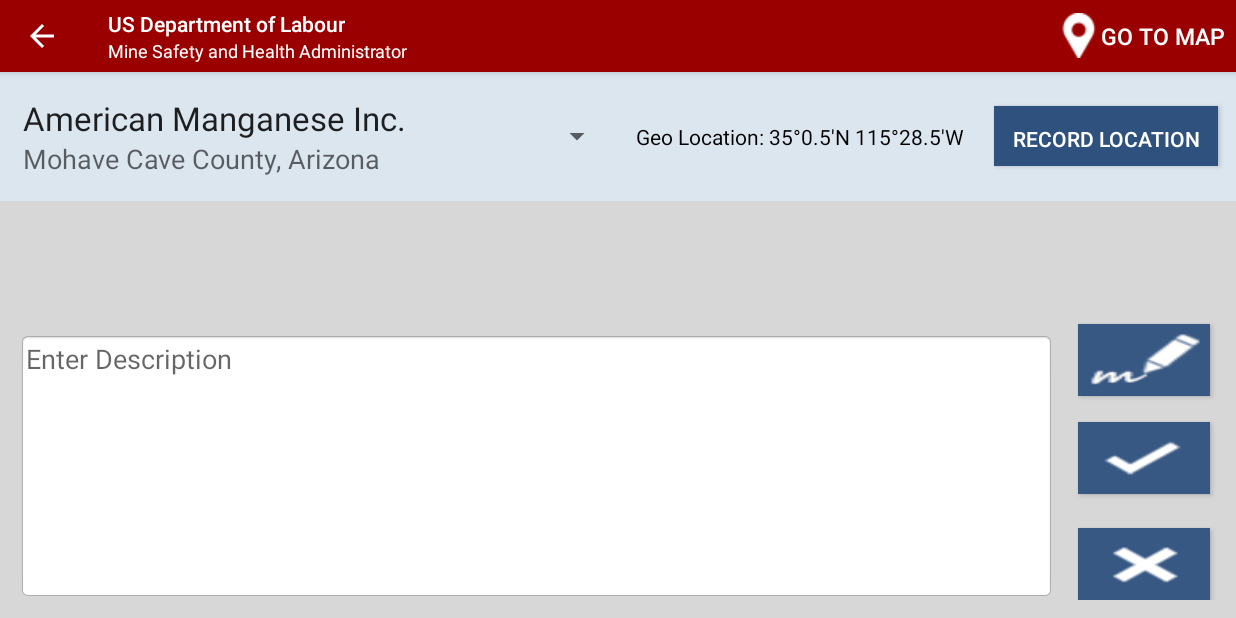
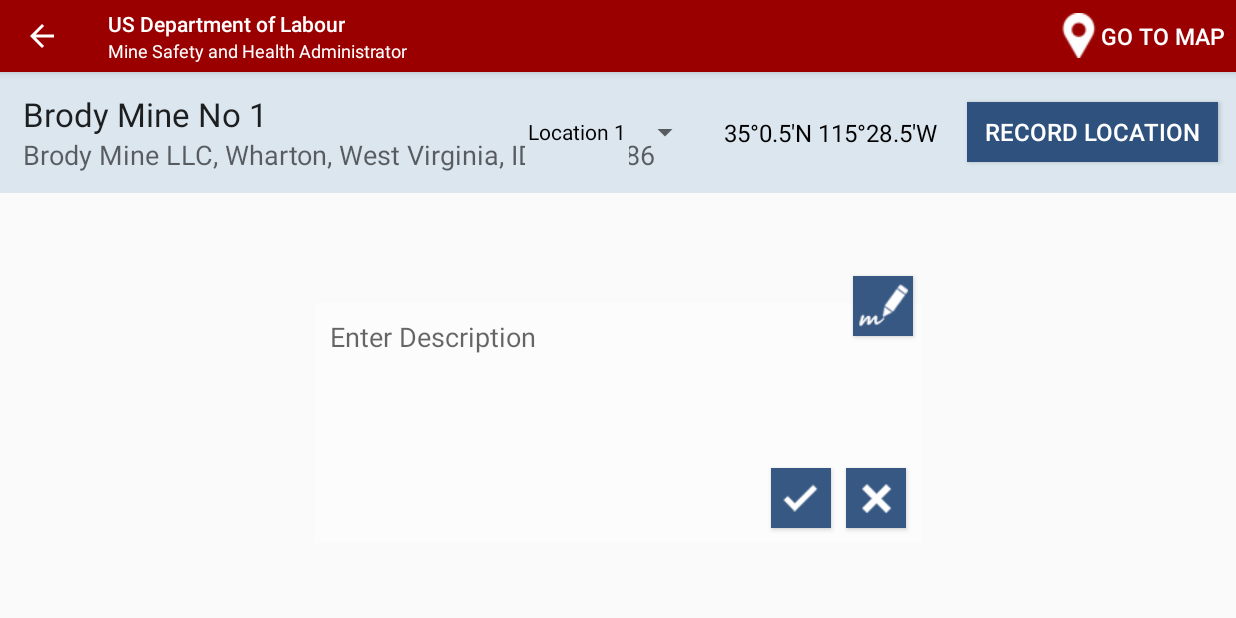
Before and after one commit to MacKakade/MineSafetyDemo, an Android app: the CapturePhotoActivity screen opened directly, with no data from a screen before it, on a phone screen of 824 x 412 dp (held sideways). Run offline under Robolectric (Android 15) with nearby library versions, the light colour scheme and no system bars; 2 statements that could not run were skipped.

Commit message:
UI refinement in take photo screen

```diff
--- a/app/src/main/java/com/dmi/minesafety/demo/CapturePhotoActivity.java
+++ b/app/src/main/java/com/dmi/minesafety/demo/CapturePhotoActivity.java
@@ -10,8 +10,10 @@
 import android.view.MenuInflater;
 import android.view.MenuItem;
 import android.view.View;
+import android.widget.ArrayAdapter;
 import android.widget.Button;
 import android.widget.ImageView;
+import android.widget.Spinner;
 import android.widget.Toast;
 
 import java.io.IOException;
@@ -29,6 +31,11 @@
         Uri uri = getIntent().getExtras().getParcelable("img_uri");
         ImageView photo = (ImageView) findViewById(R.id.imv_camera_capture);
         Bitmap bitmap = null;
+
+        String[] mLocationsTitles = getResources().getStringArray(R.array.spinner_data);
+        Spinner mLocationSpinner = (Spinner) findViewById(R.id.spinner_location);
+        mLocationSpinner.setAdapter(new ArrayAdapter<>(this,
+                R.layout.layout_spinner_item_drawer_black, mLocationsTitles));
 
         try {
             bitmap = MediaStore.Images.Media
--- a/app/src/main/res/layout/activity_capture_photo.xml
+++ b/app/src/main/res/layout/activity_capture_photo.xml
@@ -10,8 +10,8 @@
         android:layout_alignParentTop="true"
         android:background="#dce6ef"
         android:orientation="horizontal"
-            android:paddingBottom="6dp"
-            android:paddingTop="6dp">
+        android:paddingBottom="3dp"
+        android:paddingTop="3dp">
 
         <TextView
             android:id="@+id/title_org"
@@ -20,17 +20,17 @@
             android:layout_height="wrap_content"
             android:layout_marginLeft="15dp"
             android:layout_marginTop="10dp"
-                android:text="@string/name_mine_organisation"/>
+            android:text="@string/name_mine_organisation" />
 
         <TextView
             android:id="@+id/title_mine"
             style="?android:textAppearanceMedium"
             android:layout_width="wrap_content"
             android:layout_height="wrap_content"
-                android:layout_marginLeft="15dp"
             android:layout_below="@+id/title_org"
             android:layout_marginBottom="10dp"
-                android:text="@string/name_cave"/>
+            android:layout_marginLeft="15dp"
+            android:text="@string/name_cave" />
 
         <Spinner
             android:id="@+id/spinner_location"
@@ -38,24 +38,22 @@
             android:layout_height="wrap_content"
             android:layout_centerVertical="true"
             android:layout_marginRight="15dp"
-                android:layout_toLeftOf="@+id/txv_geo_location"
-                />
+            android:layout_toLeftOf="@+id/txv_geo_location" />
 
         <Button
             android:id="@+id/btn_record_location"
             android:layout_width="wrap_content"
             android:layout_height="40dp"
+            android:layout_alignParentRight="true"
             android:layout_centerVertical="true"
-                android:layout_alignParentRight="true"
+            android:layout_margin="12dp"
             android:layout_marginRight="15dp"
             android:background="@color/inspection_button_blue"
-                android:paddingLeft="15dp"
-                android:paddingRight="15dp"
-                android:padding="12dp"
-                android:layout_margin="12dp"
+            android:paddingLeft="12dp"
+            android:paddingRight="12dp"
             android:text="@string/button_record_location"
             android:textColor="@color/white"
-                android:textSize="14sp"/>
+            android:textSize="16sp" />
 
         <TextView
             android:id="@+id/txv_geo_location"
@@ -66,78 +64,63 @@
             android:layout_toLeftOf="@+id/btn_record_location"
             android:text="@string/text_geo_location"
             android:textColor="@android:color/black"
-                android:textSize="14sp"/>
+            android:textSize="16sp" />
     </RelativeLayout>
 
-    <FrameLayout
-            android:layout_width="wrap_content"
-            android:layout_height="wrap_content"
-            android:layout_alignParentBottom="true"
-            android:layout_below="@+id/rel_controls"
-            android:layout_centerHorizontal="true"
-            android:background="@color/container_capture_photo_bg"
-            android:padding="12dp">
 
     <ImageView
         android:id="@+id/imv_camera_capture"
-                android:scaleType="fitXY"
+        android:layout_width="match_parent"
+        android:layout_height="match_parent"
+        android:layout_below="@+id/rel_controls"
+        android:layout_marginBottom="40dp"
+        android:layout_marginLeft="200dp"
+        android:layout_marginRight="200dp"
+        android:layout_marginTop="40dp"
         android:adjustViewBounds="true"
-                android:layout_width="match_parent"
-                android:layout_height="match_parent"/>
-
-        <RelativeLayout android:layout_width="match_parent"
-                        android:layout_height="wrap_content"
-                        android:layout_gravity="bottom">
+        android:scaleType="fitXY" />
 
     <EditText
-                    android:layout_alignParentLeft="true"
         android:id="@+id/edt_note"
-                    android:layout_marginRight="15dp"
-                    android:layout_alignTop="@+id/btn_scribble"
-                    android:layout_toLeftOf="@+id/btn_scribble"
-                    android:layout_alignParentBottom="true"
         android:layout_width="match_parent"
-                    android:layout_height="wrap_content"
-                    android:layout_above="@+id/btn_cancel"
-                    android:background="@android:drawable/editbox_background_normal"
+        android:layout_height="160dp"
+        android:layout_alignBottom="@+id/imv_camera_capture"
+        android:layout_alignLeft="@+id/imv_camera_capture"
+        android:layout_alignRight="@+id/imv_camera_capture"
+        android:layout_marginBottom="10dp"
+        android:layout_marginLeft="10dp"
+        android:layout_marginRight="10dp"
+        android:background="#66FFFFFF"
         android:gravity="start"
-                    android:layout_marginBottom="5dp"
         android:hint="@string/text_hint_capture_note"
-                    android:padding="5dp"/>
+        android:padding="10dp" />
+
+    <Button
+        android:id="@+id/btn_save"
+        android:layout_width="40dp"
+        android:layout_height="40dp"
+        android:layout_alignTop="@+id/btn_cancel"
+        android:layout_marginRight="10dp"
+        android:layout_toLeftOf="@+id/btn_cancel"
+        android:background="@drawable/ic_save" />
+
+    <Button
+        android:id="@+id/btn_cancel"
+        android:layout_width="40dp"
+        android:layout_height="40dp"
+        android:layout_alignBottom="@+id/edt_note"
+        android:layout_alignRight="@+id/edt_note"
+        android:layout_marginBottom="10dp"
+        android:layout_marginRight="10dp"
+        android:background="@drawable/ic_cancel" />
 
     <Button
         android:id="@+id/btn_scribble"
-                    android:layout_width="wrap_content"
-                    android:layout_height="wrap_content"
-                    android:layout_above="@+id/btn_save"
-                    android:layout_marginRight="5dp"
-                    android:layout_marginBottom="5dp"
-                    android:layout_alignParentRight="true"
-                    android:layout_marginTop="12dp"
-                    android:background="@drawable/ic_scribble"/>
-
-            <Button
-                    android:id="@+id/btn_cancel"
-                    android:layout_width="wrap_content"
-                    android:layout_height="wrap_content"
-                    android:layout_alignParentRight="true"
-                    android:layout_marginRight="5dp"
-                    android:layout_marginBottom="5dp"
-                    android:layout_alignParentBottom="true"
-                    android:layout_marginTop="12dp"
-                    android:background="@drawable/ic_cancel"/>
-
-            <Button
-                    android:id="@+id/btn_save"
-                    android:layout_width="wrap_content"
-                    android:layout_height="wrap_content"
-                    android:layout_above="@+id/btn_cancel"
-                    android:layout_marginTop="12dp"
-                    android:layout_marginRight="5dp"
-                    android:layout_marginBottom="5dp"
-                    android:layout_alignParentRight="true"
-                    android:background="@drawable/ic_save"/>
+        android:layout_width="40dp"
+        android:layout_height="40dp"
+        android:layout_alignRight="@+id/imv_camera_capture"
+        android:layout_alignTop="@+id/imv_camera_capture"
+        android:layout_marginRight="15dp"
+        android:layout_marginTop="15dp"
+        android:background="@drawable/ic_scribble" />
 </RelativeLayout>
-    </FrameLayout>
-
-</RelativeLayout>
--- a/app/src/main/res/layout/marker_window.xml
+++ b/app/src/main/res/layout/marker_window.xml
@@ -1,12 +1,12 @@
 <?xml version="1.0" encoding="utf-8"?>
 <LinearLayout xmlns:android="http://schemas.android.com/apk/res/android"
-    android:layout_width="wrap_content"
+    android:layout_width="match_parent"
     android:layout_height="wrap_content"
     android:background="@color/white"
     android:orientation="vertical" >
 
     <TextView
-        android:layout_width="wrap_content"
+        android:layout_width="match_parent"
         android:layout_height="wrap_content"
         android:padding="6dp"
         android:text="@string/name_mine_organisation"
--- a/app/src/main/res/values/strings.xml
+++ b/app/src/main/res/values/strings.xml
@@ -8,10 +8,10 @@
     <string name="action_bar_title">US Department of Labour</string>
     <string name="action_bar_sub_title">Mine Safety and Health Administrator</string>
     <string name="action_bar_search_box_hint">Search...</string>
-    <string name="name_mine_organisation">American Manganese Inc.</string>
-    <string name="name_cave">Mohave Cave County, Arizona</string>
-    <string name="button_record_location">Record Location</string>
-    <string name="text_geo_location">Geo Location: 35°0.5\'N 115°28.5\'W</string>
+    <string name="name_mine_organisation">Brody Mine No 1</string>
+    <string name="name_cave">Brody Mine LLC, Wharton, West Virginia, ID: 4609086"</string>
+    <string name="button_record_location">RECORD LOCATION</string>
+    <string name="text_geo_location">35°0.5\'N 115°28.5\'W</string>
     <string name="text_hint_capture_note">Enter Description</string>
     <string name="text_map_view">Map View</string>
 
```
Lines whose indentation alone changed are shown as unchanged.
